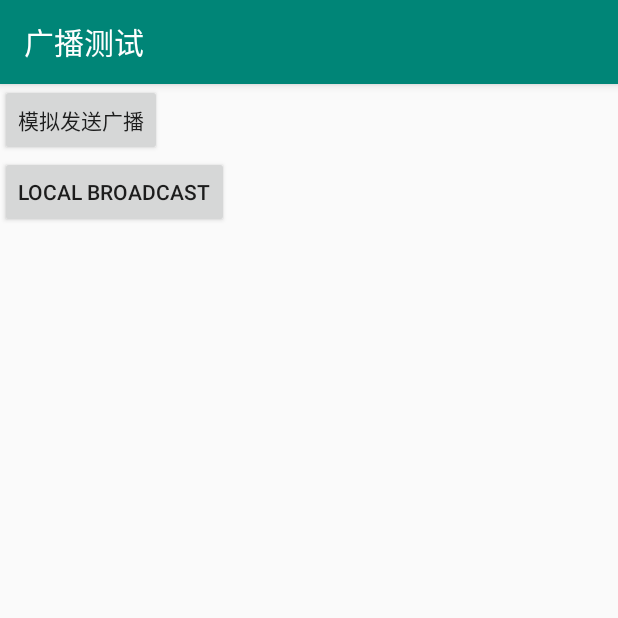
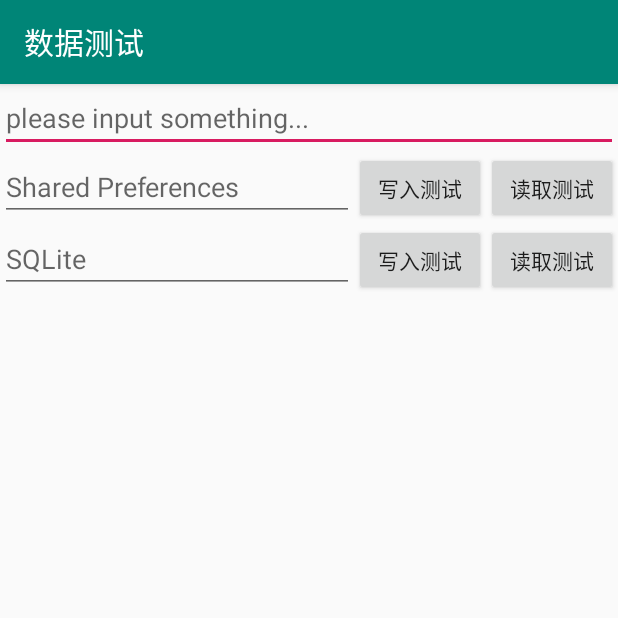
Before and after one commit to YongmingLee/kai, an Android app: the screen it shows after launch (BroadCastTestActivity before the commit, DataTestActivity after it), after a tap on an icon or button, on a phone screen of 412 x 824 dp, the top half of it. Run offline under Robolectric (Android 15) with nearby library versions, the phone set to English and light mode, and no system bars.

Commit message:
添加数据测试：File/SharedPreferences/SQLite

```diff
--- a/app/src/main/AndroidManifest.xml
+++ b/app/src/main/AndroidManifest.xml
@@ -36,6 +36,7 @@
         <activity android:name=".UITest.UITestNineActivity" />
         <activity android:name=".UITest.UIFragmentTestActivity" />
         <activity android:name=".BroadCastTestActivity" />
+        <activity android:name=".DataTestActivity" />
 
     </application>
 
--- /dev/null
+++ b/app/src/main/java/com/example/yongming/activity/DataTestActivity.java
@@ -0,0 +1,148 @@
+package com.example.yongming.activity;
+
+import android.content.Context;
+import android.content.SharedPreferences;
+import android.os.Bundle;
+import android.support.annotation.Nullable;
+import android.view.View;
+import android.widget.Button;
+import android.widget.EditText;
+import android.widget.Toast;
+
+import java.io.BufferedReader;
+import java.io.BufferedWriter;
+import java.io.FileInputStream;
+import java.io.FileOutputStream;
+import java.io.IOException;
+import java.io.InputStreamReader;
+import java.io.OutputStreamWriter;
+
+public class DataTestActivity extends BaseActivity implements View.OnClickListener {
+
+    EditText editText;
+
+    @Override
+    protected void onCreate(@Nullable Bundle savedInstanceState) {
+        super.onCreate(savedInstanceState);
+
+        setContentView(R.layout.activity_data_test);
+
+        editText = findViewById(R.id.data_test_edit);
+
+        loadData();
+
+        Button button = findViewById(R.id.data_test_read);
+        button.setOnClickListener(this);
+
+        button = findViewById(R.id.data_test_write);
+        button.setOnClickListener(this);
+    }
+
+    private void saveData()
+    {
+        String inputText = editText.getText().toString();
+
+        FileOutputStream out;
+        BufferedWriter writer = null;
+
+        try {
+
+            out = openFileOutput("data", Context.MODE_PRIVATE);
+            writer = new BufferedWriter(new OutputStreamWriter(out));
+            writer.write(inputText);
+
+        }catch (IOException e) {
+
+            e.printStackTrace();
+
+        } finally {
+
+            try {
+                if (writer != null) {
+
+                    writer.close();
+                }
+            } catch (IOException e) {
+                e.printStackTrace();
+            }
+        }
+    }
+
+    private void loadData()
+    {
+        FileInputStream in;
+        BufferedReader reader = null;
+
+        try {
+
+            in = openFileInput("data");
+            reader = new BufferedReader(new InputStreamReader(in));
+
+
+            StringBuilder content = new StringBuilder();
+            String line;
+
+            while ((line = reader.readLine()) != null) {
+                content.append(line);
+            }
+
+            String result = content.toString();
+
+            editText.setText(result);
+            editText.setSelection(result.length());
+
+        } catch (IOException e) {
+            e.printStackTrace();
+        } finally {
+            try {
+                if (reader != null) {
+                    reader.close();
+                }
+            } catch (IOException e) {
+                e.printStackTrace();
+            }
+        }
+    }
+
+    @Override
+    protected void onDestroy() {
+        super.onDestroy();
+
+        saveData();
+    }
+
+    @Override
+    public void onClick(View view) {
+
+        EditText shareTestEdit = findViewById(R.id.data_test_edit_sharedpreferences);
+
+        SharedPreferences sharedPreferences = getSharedPreferences("testshare", MODE_PRIVATE);
+
+        switch (view.getId())
+        {
+            case R.id.data_test_read:
+
+                String s = sharedPreferences.getString("shareKey", "");
+
+                shareTestEdit.setText(s);
+
+                break;
+
+            case R.id.data_test_write:
+
+                SharedPreferences.Editor editor = sharedPreferences.edit();
+
+                editor.putString("shareKey", shareTestEdit.getText().toString());
+
+                editor.commit();
+
+                break;
+
+            case R.id.data_test_read_sql:
+                break;
+
+            case R.id.data_test_write_sql:
+                break;
+        }
+    }
+}
--- a/app/src/main/java/com/example/yongming/activity/MainActivity.java
+++ b/app/src/main/java/com/example/yongming/activity/MainActivity.java
@@ -60,7 +60,6 @@ public class MainActivity extends BaseActivity {
             final List<MainActivityModule> mainDatas = new ArrayList<MainActivityModule>();
 
             updateMainListData(mainDatas, "基础测试", false);
-            updateMainListData(mainDatas, "UI测试", false);
             updateMainListData(mainDatas, "广播测试", false);
             updateMainListData(mainDatas, "数据测试", false);
             updateMainListData(mainDatas, "多媒体测试", false);
@@ -95,12 +94,22 @@ public class MainActivity extends BaseActivity {
 
                                                             break;
 
-                                                        case 2:
+                                                        case 1:
                                                             // 广播测试
 
                                                             Intent broadcastTestIntent = new Intent(MainActivity.this, BroadCastTestActivity.class);
                                                             broadcastTestIntent.putExtra("name", mainActivityModule.getName());
                                                             startActivity(broadcastTestIntent);
+
+                                                            break;
+
+                                                        case 2:
+                                                            // 数据测试
+
+                                                            Intent dataTestIntent = new Intent(MainActivity.this, DataTestActivity.class);
+                                                            dataTestIntent.putExtra("name", mainActivityModule.getName());
+                                                            startActivity(dataTestIntent);
+
 
                                                             break;
                                                     }
--- /dev/null
+++ b/app/src/main/res/layout/activity_data_test.xml
@@ -0,0 +1,69 @@
+<?xml version="1.0" encoding="utf-8"?>
+<LinearLayout xmlns:android="http://schemas.android.com/apk/res/android"
+    android:orientation="vertical" android:layout_width="match_parent"
+    android:layout_height="match_parent">
+
+    <EditText
+        android:id="@+id/data_test_edit"
+        android:layout_width="match_parent"
+        android:layout_height="wrap_content"
+        android:hint="please input something..."/>
+
+
+    <LinearLayout
+        android:layout_width="match_parent"
+        android:layout_height="wrap_content"
+        android:orientation="horizontal">
+
+        <EditText
+            android:id="@+id/data_test_edit_sharedpreferences"
+            android:layout_width="0dp"
+            android:layout_height="wrap_content"
+            android:layout_weight="1"
+            android:hint="Shared Preferences"/>
+
+
+        <Button
+            android:id="@+id/data_test_write"
+            android:layout_width="wrap_content"
+            android:layout_height="wrap_content"
+            android:text="写入测试"/>
+
+        <Button
+            android:id="@+id/data_test_read"
+            android:layout_width="wrap_content"
+            android:layout_height="wrap_content"
+            android:text="读取测试"/>
+
+    </LinearLayout>
+
+    <LinearLayout
+        android:layout_width="match_parent"
+        android:layout_height="wrap_content"
+        android:orientation="horizontal">
+
+        <EditText
+            android:id="@+id/data_test_edit_sqlite"
+            android:layout_width="0dp"
+            android:layout_height="wrap_content"
+            android:layout_weight="1"
+            android:hint="SQLite"/>
+
+
+        <Button
+            android:id="@+id/data_test_write_sql"
+            android:layout_width="wrap_content"
+            android:layout_height="wrap_content"
+            android:text="写入测试"/>
+
+        <Button
+            android:id="@+id/data_test_read_sql"
+            android:layout_width="wrap_content"
+            android:layout_height="wrap_content"
+            android:text="读取测试"/>
+
+    </LinearLayout>
+
+
+
+</LinearLayout>
```
Also changed, not shown: app/src/main/java/com/example/yongming/manager/SQLiteOpenHelperHelper.java (added, +36 -0 lines).
